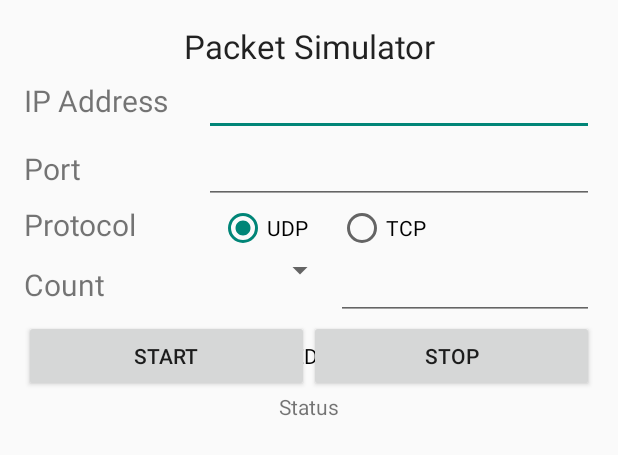
After one commit to MaxliGhTz002/Rescue-Team, an Android app: the layout fragment_packet_simulator.xml on its own in the app's theme, with its tools: preview values and no code run, on a phone screen of 412 x 824 dp. The commit adds this screen. Shown: the top 455 px of the screen. Run offline under Robolectric (Android 15) with nearby library versions, the phone set to English and light mode, and no system bars.

Commit message:
packet simulator completed

```diff
--- a/app/src/main/java/lab/kultida/rescueteam/NavigationDrawerFragment.java
+++ b/app/src/main/java/lab/kultida/rescueteam/NavigationDrawerFragment.java
@@ -104,6 +104,7 @@ public class NavigationDrawerFragment extends Fragment {
                         getString(R.string.title_section1),
                         getString(R.string.title_section2),
                         getString(R.string.title_section3),
+                        getString(R.string.title_section4)
                 }));
         mDrawerListView.setItemChecked(mCurrentSelectedPosition, true);
         return mDrawerListView;
--- /dev/null
+++ b/app/src/main/res/layout/fragment_packet_simulator.xml
@@ -0,0 +1,212 @@
+<RelativeLayout
+    xmlns:android="http://schemas.android.com/apk/res/android"
+    xmlns:tools="http://schemas.android.com/tools"
+    android:layout_width="match_parent"
+    android:layout_height="match_parent"
+    android:paddingLeft="@dimen/activity_horizontal_margin"
+    android:paddingRight="@dimen/activity_horizontal_margin"
+    android:paddingTop="@dimen/activity_vertical_margin"
+    android:paddingBottom="@dimen/activity_vertical_margin"
+    android:id="@+id/fragment_home"
+    tools:context="lab.kultida.rescueteam.PlaceholderFragment_Home" >
+
+    <ScrollView
+        android:layout_width="wrap_content"
+        android:layout_height="wrap_content"
+        android:id="@+id/scrollView" >
+
+        <LinearLayout
+            android:orientation="vertical"
+            android:layout_width="fill_parent"
+            android:layout_height="fill_parent">
+
+            <TextView
+                android:id="@+id/section_Label"
+                android:layout_width="match_parent"
+                android:layout_height="wrap_content"
+                android:text="Packet Simulator"
+                android:textAppearance="?android:attr/textAppearanceLarge"
+                android:layout_alignParentEnd="true"
+                android:layout_alignParentTop="true"
+                android:layout_alignParentStart="true"
+                android:gravity="center" />
+
+            <LinearLayout
+                android:orientation="horizontal"
+                android:layout_width="match_parent"
+                android:layout_height="wrap_content">
+
+                <TextView
+                    android:layout_width="120dp"
+                    android:layout_height="wrap_content"
+                    android:text="IP Address"
+                    android:id="@+id/textView_IpAddress"
+                    android:textSize="20dp"
+                    android:gravity="bottom" />
+
+                <EditText
+                    android:layout_width="fill_parent"
+                    android:layout_height="wrap_content"
+                    android:id="@+id/editText_IpAddress"
+                    android:maxLines="1" />
+            </LinearLayout>
+
+            <LinearLayout
+                android:orientation="horizontal"
+                android:layout_width="match_parent"
+                android:layout_height="wrap_content" >
+
+                <TextView
+                    android:layout_width="120dp"
+                    android:layout_height="wrap_content"
+                    android:text="Port"
+                    android:id="@+id/textView3"
+                    android:textSize="20dp"
+                    android:gravity="bottom" />
+
+                <EditText
+                    android:layout_width="match_parent"
+                    android:layout_height="wrap_content"
+                    android:inputType="numberSigned|numberDecimal"
+                    android:id="@+id/editText_Port"
+                    android:maxLines="1" />
+            </LinearLayout>
+
+            <LinearLayout
+                android:orientation="horizontal"
+                android:layout_width="match_parent"
+                android:layout_height="wrap_content" >
+
+                <TextView
+                    android:layout_width="120dp"
+                    android:layout_height="wrap_content"
+                    android:text="Protocol"
+                    android:id="@+id/textView_Protocol"
+                    android:textSize="20dp"
+                    android:gravity="bottom" />
+
+                <RadioGroup
+                    android:layout_width="wrap_content"
+                    android:layout_height="wrap_content"
+                    android:id="@+id/radioGroup_Protocol"
+                    android:orientation="horizontal">
+
+                    <RadioButton
+                        android:layout_width="wrap_content"
+                        android:layout_height="wrap_content"
+                        android:text="UDP"
+                        android:id="@+id/radioButton_UDP"
+                        android:checked="true"
+                        android:layout_marginLeft="10dp"
+                        android:layout_marginRight="10dp" />
+
+                    <RadioButton
+                        android:layout_width="wrap_content"
+                        android:layout_height="wrap_content"
+                        android:text="TCP"
+                        android:id="@+id/radioButton_TCP"
+                        android:checked="false"
+                        android:layout_marginRight="10dp"
+                        android:layout_marginLeft="10dp" />
+
+                </RadioGroup>
+
+
+            </LinearLayout>
+
+            <LinearLayout
+                android:orientation="horizontal"
+                android:layout_width="match_parent"
+                android:layout_height="wrap_content" >
+
+                <TextView
+                    android:layout_width="120dp"
+                    android:layout_height="wrap_content"
+                    android:text="Count"
+                    android:id="@+id/textView_Count"
+                    android:textSize="20dp"
+                    android:gravity="bottom" />
+
+                <Spinner
+                    android:layout_width="88dp"
+                    android:layout_height="wrap_content"
+                    android:id="@+id/spinner_Count"
+                    android:spinnerMode="dropdown" />
+
+                <EditText
+                    android:layout_width="match_parent"
+                    android:layout_height="wrap_content"
+                    android:inputType="numberSigned|numberDecimal"
+                    android:id="@+id/editText_Count"
+                    android:maxLines="1" />
+            </LinearLayout>
+
+            <RelativeLayout
+                android:layout_width="fill_parent"
+                android:layout_height="wrap_content">
+
+                <Switch
+                    android:layout_width="150dp"
+                    android:layout_height="wrap_content"
+                    android:text="STOPPED"
+                    android:id="@+id/switch_Running"
+                    android:checked="false"
+                    android:layout_weight="1"
+                    android:gravity="center_vertical|center|center_horizontal"
+                    android:layout_alignWithParentIfMissing="false"
+                    android:layout_alignParentTop="true"
+                    android:layout_centerHorizontal="true"
+                    android:layout_alignBottom="@+id/linearLayout" />
+
+                <LinearLayout
+                    android:orientation="horizontal"
+                    android:layout_width="match_parent"
+                    android:layout_height="wrap_content"
+                    android:id="@+id/linearLayout">
+
+                    <Button
+                        android:layout_width="0dp"
+                        android:layout_height="wrap_content"
+                        android:text="START"
+                        android:id="@+id/button_Start"
+                        android:layout_weight="1" />
+
+                    <Button
+                        android:layout_width="0dp"
+                        android:layout_height="wrap_content"
+                        android:text="STOP"
+                        android:id="@+id/button_Stop"
+                        android:layout_weight="1" />
+
+                </LinearLayout>
+
+            </RelativeLayout>
+
+            <TextView
+                android:layout_width="match_parent"
+                android:layout_height="wrap_content"
+                android:text="Status"
+                android:id="@+id/textView_StatusHeader"
+                android:layout_below="@+id/button_CheckHotspotInformation"
+                android:layout_alignParentStart="true"
+                android:layout_alignParentEnd="true"
+                android:gravity="center"/>
+
+            <TextView
+                android:layout_width="match_parent"
+                android:layout_height="wrap_content"
+                android:id="@+id/textView_Summary"
+                android:layout_above="@+id/listView_WifiResult"
+                android:layout_alignParentEnd="true" />
+
+            <TextView
+                android:layout_width="match_parent"
+                android:layout_height="wrap_content"
+                android:id="@+id/textView_Status"
+                android:layout_above="@+id/listView_WifiResult"
+                android:layout_alignParentEnd="true" />
+
+        </LinearLayout>
+    </ScrollView>
+
+</RelativeLayout>
--- a/app/src/main/res/values/strings.xml
+++ b/app/src/main/res/values/strings.xml
@@ -5,6 +5,7 @@
     <string name="title_section1">Home</string>
     <string name="title_section2">Check Hotspot Information</string>
     <string name="title_section3">Send Alarm Signal</string>
+    <string name="title_section4">Packet Simulator</string>
     <string name="navigation_drawer_open">Open navigation drawer</string>
     <string name="navigation_drawer_close">Close navigation drawer</string>
 
@@ -12,5 +13,7 @@
     <color name="YELLOW">#FF0</color>
     <color name="GREEN">#00FF00</color>
     <color name="ORANGE">#ffa500</color>
+    <color name="BLACK">#000000</color>
+    <color name="GRAY">#808080</color>
 
 </resources>
```
Also changed, not shown: app/src/main/java/lab/kultida/rescueteam/MainActivity.java (+13 -0 lines), app/src/main/java/lab/kultida/rescueteam/PlaceholderFragment_PacketSimulator.java (added, +301 -0 lines), app/src/main/java/lab/kultida/utility/TCP_Unicast_Send.java (+8 -0 lines), app/src/main/java/lab/kultida/utility/UDP_Unicast_Send.java (added, +58 -0 lines).
